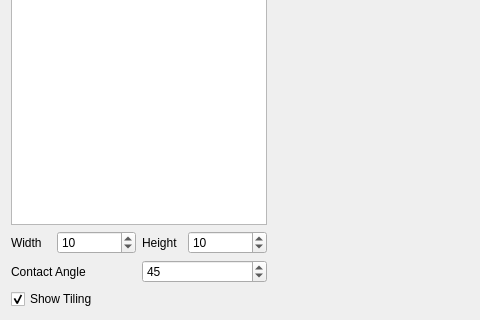
This is mainwindow.ui in azer89/Star_Patterns as Qt 5 draws it before an edit; both pictures show x 0 to 480 and y 444 to 764 of the 1400 by 764 pixel window. The edited form follows.
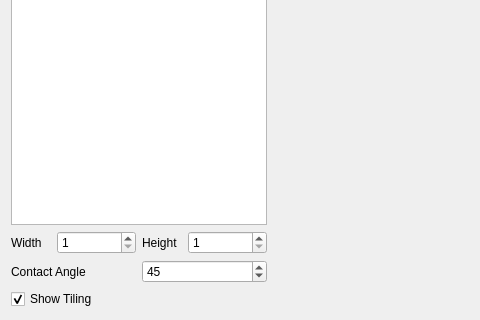
This is the edited form. Custom widgets are drawn as their Qt base class.

```diff
--- a/mainwindow.ui
+++ b/mainwindow.ui
@@ -74,7 +74,7 @@
         <number>100</number>
        </property>
        <property name="value">
-        <number>10</number>
+        <number>1</number>
        </property>
       </widget>
      </item>
@@ -87,7 +87,7 @@
         <number>100</number>
        </property>
        <property name="value">
-        <number>10</number>
+        <number>1</number>
        </property>
       </widget>
      </item>
```
